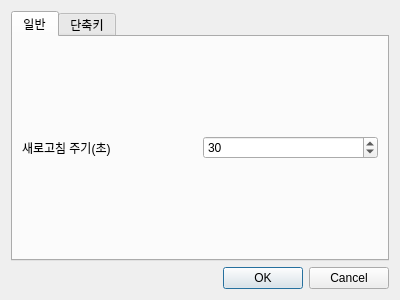
The window that ui/config_dialog.ui (Glen-Lee-glitch/new_viewer) describes before a commit, drawn with Qt 5.
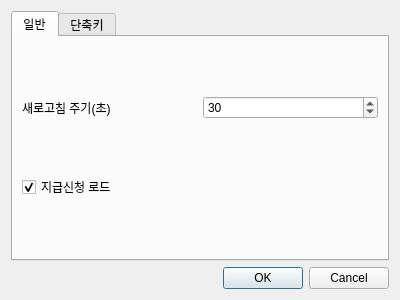
The same window after the commit.

Commit message:
feat: 환경설정 다이얼로그에 지급신청 로드 체크박스 추가
- 일반 탭에 '지급신청 로드' 체크박스 추가
- 기본값은 체크된 상태로 설정
- QSettings를 통한 설정 저장/로드 기능 구현

The edit to the form file:
```diff
--- a/ui/config_dialog.ui
+++ b/ui/config_dialog.ui
@@ -51,6 +51,16 @@
          </item>
         </layout>
        </item>
+       <item>
+        <widget class="QCheckBox" name="checkBox_payment_request_load">
+         <property name="text">
+          <string>지급신청 로드</string>
+         </property>
+         <property name="checked">
+          <bool>true</bool>
+         </property>
+        </widget>
+       </item>
       </layout>
      </widget>
      <widget class="QWidget" name="tab_2">
```
The commit also changes 1 other file.
